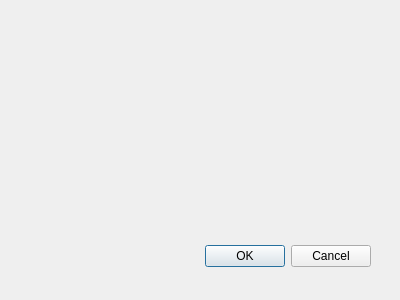
This is save_yn_dialog.ui in pandix73/qtgraphics as Qt 5 draws it before an edit. The edited form follows.
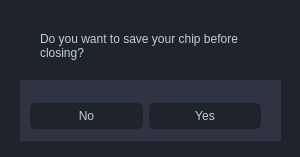
This is the edited form.

```diff
--- a/save_yn_dialog.ui
+++ b/save_yn_dialog.ui
@@ -8,27 +8,110 @@
    <rect>
     <x>0</x>
     <y>0</y>
-    <width>400</width>
-    <height>300</height>
+    <width>300</width>
+    <height>157</height>
    </rect>
   </property>
   <property name="windowTitle">
    <string>Dialog</string>
   </property>
-  <widget class="QDialogButtonBox" name="buttonBox">
+  <property name="styleSheet">
+   <string notr="true">QDialog{
+	background-color: rgb(31, 35, 44);
+}
+
+QWidget{
+ font: 15pt &quot;American Typewriter&quot;;
+ color: rgb(187, 210, 211);
+}
+
+QPushButton{
+	border-radius: 5px;
+	padding : 6px;
+	background-color: rgb(31, 35, 44);
+}
+</string>
+  </property>
+  <widget class="QWidget" name="gridWidget" native="true">
    <property name="geometry">
     <rect>
-     <x>30</x>
-     <y>240</y>
-     <width>341</width>
-     <height>32</height>
+     <x>20</x>
+     <y>80</y>
+     <width>261</width>
+     <height>61</height>
     </rect>
    </property>
-   <property name="orientation">
-    <enum>Qt::Horizontal</enum>
+   <property name="styleSheet">
+    <string notr="true">QPushButton{
+	border-radius: 5px;
+	padding : 6px;
+	background-color: rgb(31, 35, 44);
+}
+QWidget{	
+	background-color: rgb(46, 52, 66);
+}
+QLineEdit{
+	border-radius: 5px;
+	background-color : rgb(56, 63, 81);
+}</string>
    </property>
-   <property name="standardButtons">
-    <set>QDialogButtonBox::Cancel|QDialogButtonBox::Ok</set>
+   <widget class="QWidget" name="">
+    <property name="geometry">
+     <rect>
+      <x>10</x>
+      <y>20</y>
+      <width>231</width>
+      <height>32</height>
+     </rect>
+    </property>
+    <layout class="QHBoxLayout" name="horizontalLayout">
+     <item>
+      <widget class="QPushButton" name="no">
+       <property name="styleSheet">
+        <string notr="true">QPushButton{
+	border-radius: 5px;
+	padding : 6px;
+	background-color: rgb(31, 35, 44);
+}
+</string>
+       </property>
+       <property name="text">
+        <string>No</string>
+       </property>
+      </widget>
+     </item>
+     <item>
+      <widget class="QPushButton" name="yes">
+       <property name="styleSheet">
+        <string notr="true">QPushButton{
+	border-radius: 5px;
+	padding : 6px;
+	background-color: rgb(31, 35, 44);
+}
+</string>
+       </property>
+       <property name="text">
+        <string>Yes</string>
+       </property>
+      </widget>
+     </item>
+    </layout>
+   </widget>
+  </widget>
+  <widget class="QLabel" name="label">
+   <property name="geometry">
+    <rect>
+     <x>40</x>
+     <y>10</y>
+     <width>221</width>
+     <height>71</height>
+    </rect>
+   </property>
+   <property name="text">
+    <string>Do you want to save your chip before closing?</string>
+   </property>
+   <property name="wordWrap">
+    <bool>true</bool>
    </property>
   </widget>
  </widget>
```
Left out of the diff: 40 changed lines with no effect on the pictures.
